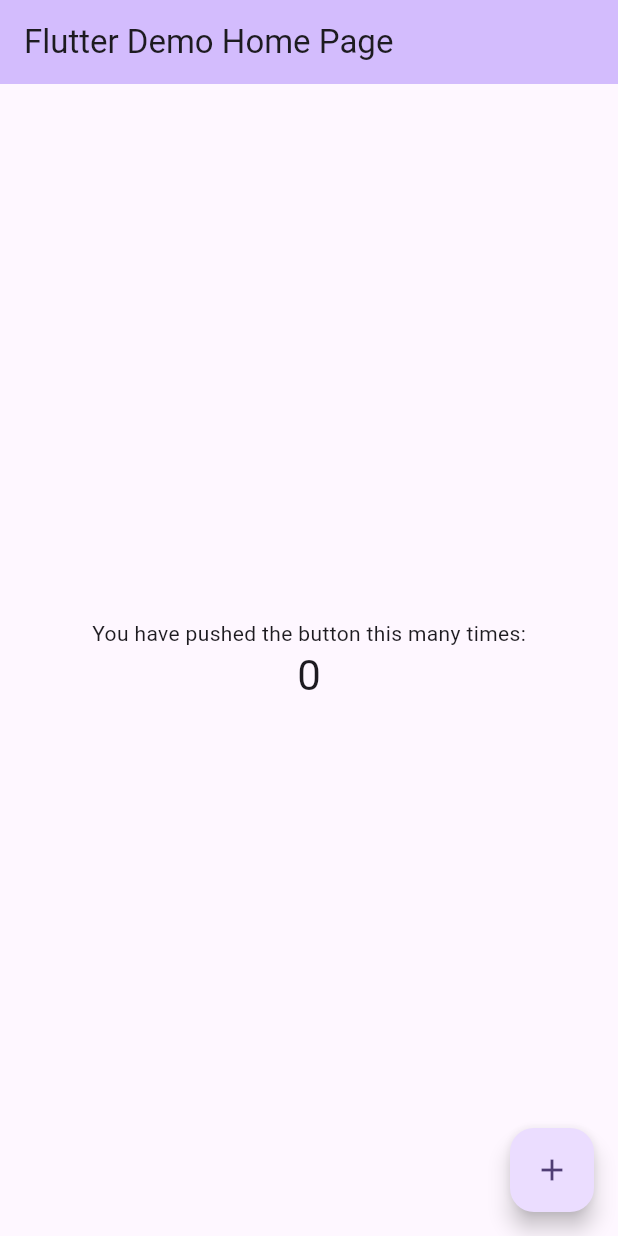
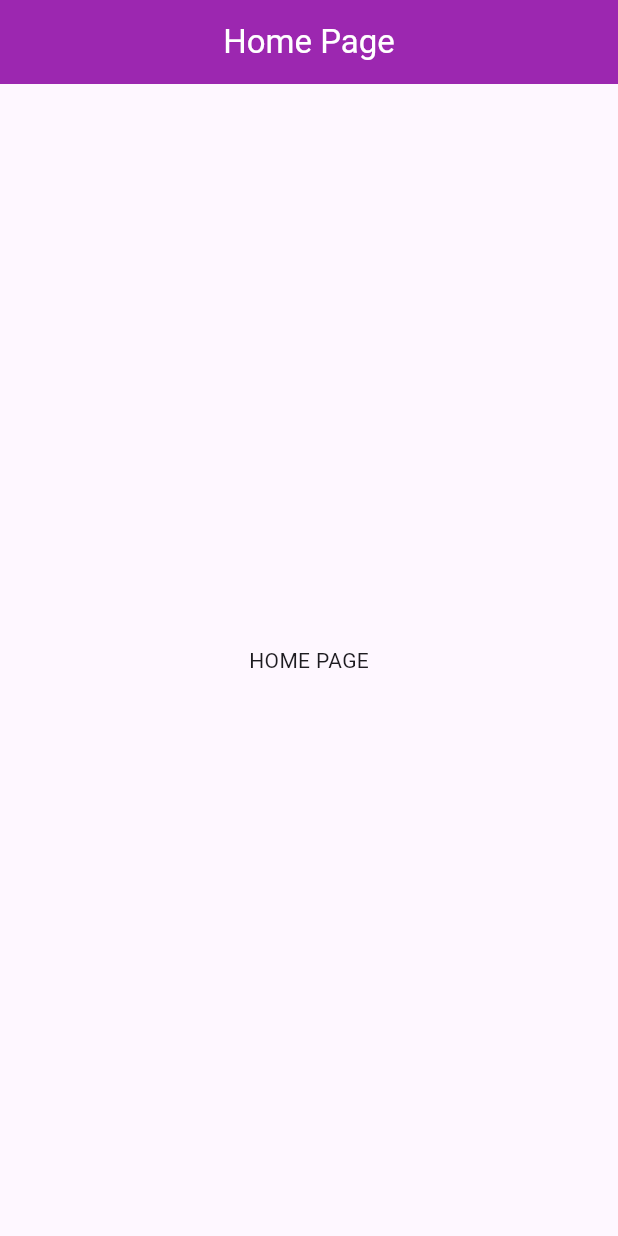
Before and after one commit to LinikerThiers/splash_screen_animated, a Flutter app: the screen it shows after launch, on a phone screen of 412 x 824 dp. Run offline on Flutter 3.47's test engine with Material 3 defaults, Android fonts, the phone set to English and light mode, and no system bars.

Commit message:
modificando a home page

```diff
--- a/lib/my_app.dart
+++ b/lib/my_app.dart
@@ -8,6 +8,7 @@ class MyApp extends StatelessWidget {
   Widget build(BuildContext context) {
     return MaterialApp(
       title: 'Flutter Demo',
+      debugShowCheckedModeBanner: false,
       theme: ThemeData(
         colorScheme: ColorScheme.fromSeed(seedColor: Colors.deepPurple),
         useMaterial3: true,
--- a/lib/pages/home_page.dart
+++ b/lib/pages/home_page.dart
@@ -10,40 +10,27 @@ class MyHomePage extends StatefulWidget {
 }
 
 class _MyHomePageState extends State<MyHomePage> {
-  int _counter = 0;
-
-  void _incrementCounter() {
-    setState(() {
-      _counter++;
-    });
-  }
-
   @override
   Widget build(BuildContext context) {
     return Scaffold(
       appBar: AppBar(
-        backgroundColor: Theme.of(context).colorScheme.inversePrimary,
-        title: Text(widget.title),
+        backgroundColor: Colors.purple,
+        title: Center(
+            child: Text(
+          "Home Page",
+          style: TextStyle(color: Colors.white),
+        )),
       ),
       body: Center(
         child: Column(
           mainAxisAlignment: MainAxisAlignment.center,
           children: <Widget>[
             const Text(
-              'You have pushed the button this many times:',
-            ),
-            Text(
-              '$_counter',
-              style: Theme.of(context).textTheme.headlineMedium,
+              'HOME PAGE',
             ),
           ],
         ),
       ),
-      floatingActionButton: FloatingActionButton(
-        onPressed: _incrementCounter,
-        tooltip: 'Increment',
-        child: const Icon(Icons.add),
-      ),
     );
   }
 }
```
